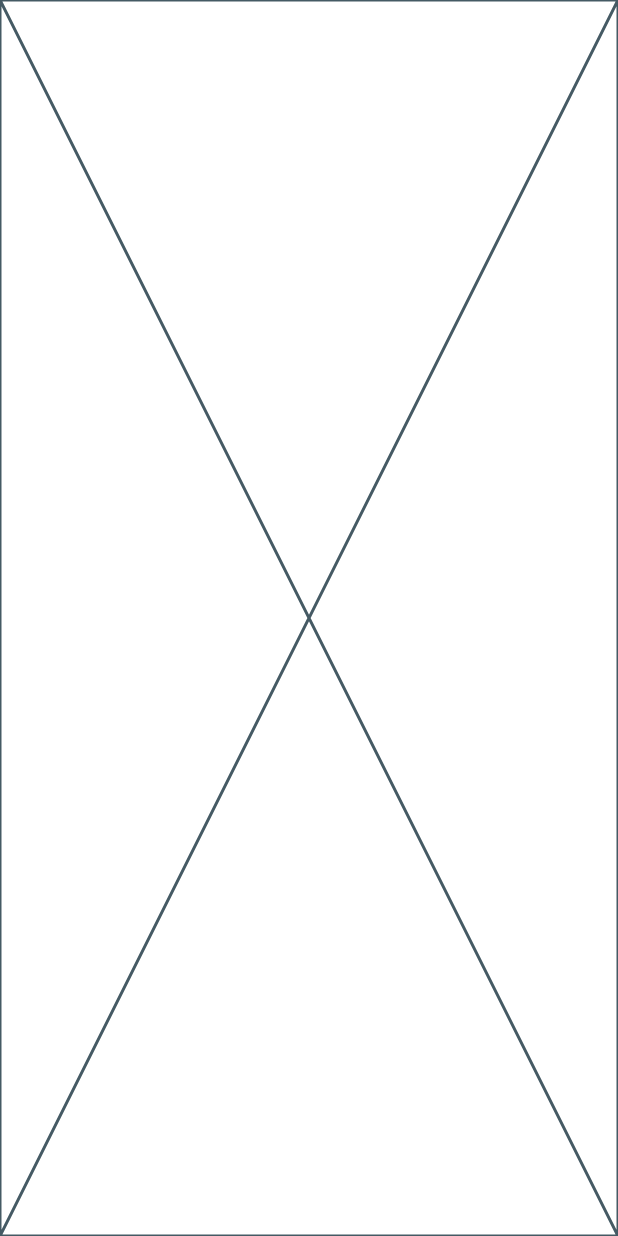
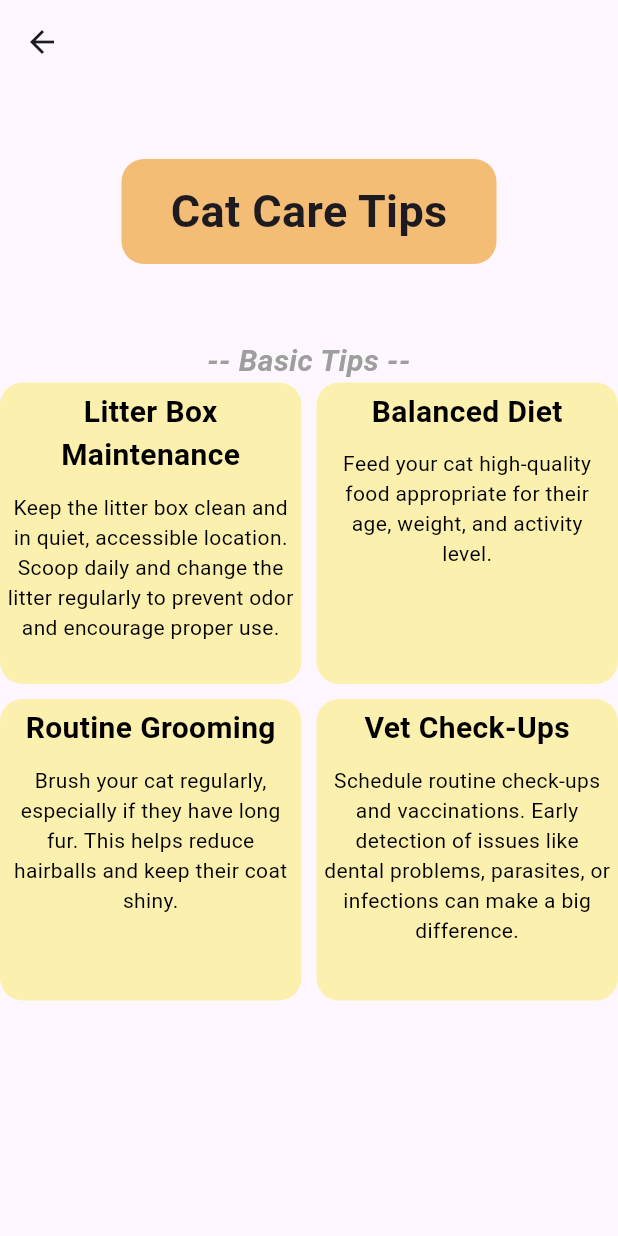
Before and after one commit to Evelyyn-14/PetCareApp, a Flutter app: the screen it shows after launch, on a phone screen of 412 x 824 dp. Run offline on Flutter 3.47's test engine with Material 3 defaults, Android fonts, the phone set to English and light mode, and no system bars.

Commit message:
Added basic cat care tips.

```diff
--- a/lib/care_screen.dart
+++ b/lib/care_screen.dart
@@ -10,6 +10,108 @@ class CareScreen extends StatefulWidget {
 class _CareScreenState extends State<CareScreen> {
   @override
   Widget build(BuildContext context) {
-    return const Placeholder();
+    return Scaffold(
+      appBar: AppBar(
+        leading: IconButton(
+          icon: Icon(Icons.arrow_back),
+          onPressed: () => Null
+        )
+      ),
+      body: Column(
+        children: [
+          Align(
+            alignment: Alignment.topCenter,
+            child: Container(
+              margin: EdgeInsets.only(top: 50),
+              width: 250,
+              height: 70,
+              decoration: BoxDecoration(
+                color: const Color.fromARGB(255, 244, 189, 118),
+                borderRadius: BorderRadius.circular(15),
+              ),
+              child: Center(
+                child: Text(
+                  'Cat Care Tips',
+                  style: TextStyle(
+                    fontSize: 30,
+                    fontWeight: FontWeight.bold,
+                  ),
+                ),
+              ),
+            ),
+          ),
+          SizedBox(height: 50),
+          Text(
+            '-- Basic Tips --',
+            style: TextStyle(
+              fontSize: 20,
+              fontWeight: FontWeight.bold,
+              fontStyle: FontStyle.italic,
+              color: Colors.grey,
+            ),
+            textAlign: TextAlign.center,
+          ),
+          Expanded(
+            child: GridView.builder(
+              gridDelegate: SliverGridDelegateWithFixedCrossAxisCount(
+                crossAxisCount: 2,
+                crossAxisSpacing: 10,
+                mainAxisSpacing: 10,
+              ),
+              itemCount: 4,
+              itemBuilder: (context, index) {
+                final List<Map<String, String>> tips = [
+                  {
+                    "heading": "Litter Box Maintenance",
+                    "paragraph": "Keep the litter box clean and in quiet, accessible location. Scoop daily and change the litter regularly to prevent odor and encourage proper use."
+                  },
+                  {
+                    "heading": "Balanced Diet",
+                    "paragraph": "Feed your cat high-quality food appropriate for their age, weight, and activity level."
+                  },
+                  {
+                    "heading": "Routine Grooming",
+                    "paragraph": "Brush your cat regularly, especially if they have long fur. This helps reduce hairballs and keep their coat shiny."
+                  },
+                  {
+                    "heading": "Vet Check-Ups",
+                    "paragraph": "Schedule routine check-ups and vaccinations. Early detection of issues like dental problems, parasites, or infections can make a big difference."
+                  },
+                ];
+                return Container(
+                  decoration: BoxDecoration(
+                    color: Color.fromARGB(228, 252, 239, 165),
+                    borderRadius: BorderRadius.circular(15),
+                  ),
+                  padding: const EdgeInsets.all(5.0),
+                  child: Column(
+                    children: [
+                      Text(
+                        tips[index]["heading"]!,
+                        style: TextStyle(
+                          fontSize: 20,
+                          fontWeight: FontWeight.bold,
+                          color: Colors.black,
+                        ),
+                        textAlign: TextAlign.center,
+                      ),
+                      SizedBox(height: 10),
+                      Text(
+                        tips[index]["paragraph"]!,
+                        style: TextStyle(
+                          fontSize: 14,
+                          color: Colors.black,
+                        ),
+                        textAlign: TextAlign.center,
+                      ),
+                    ],
+                  ),
+                );
+              },
+            ),
+          ),
+        ],
+      ),
+    );
   }
 }
```
